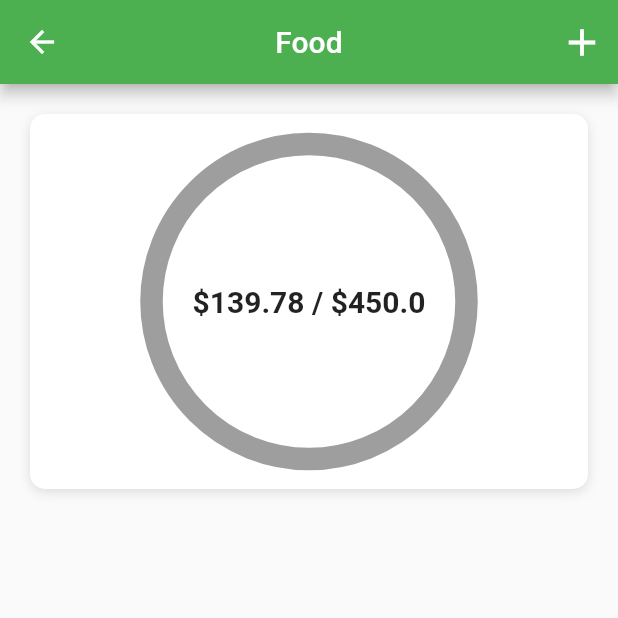
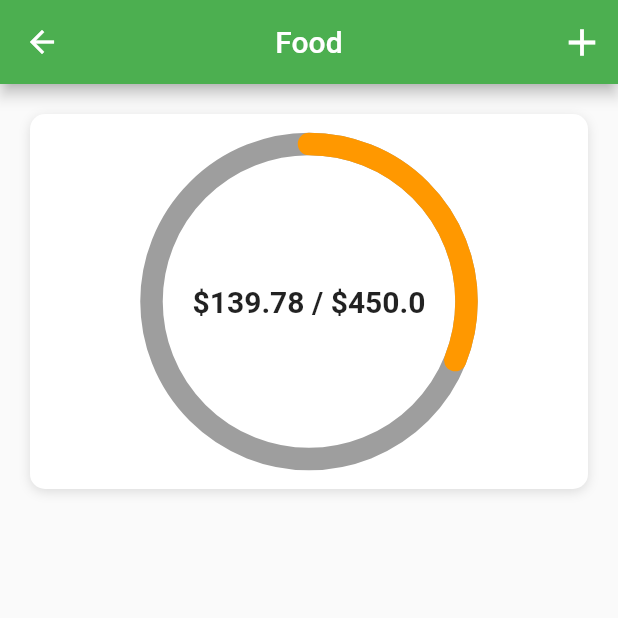
Before and after one commit to Alessandro124/CapitiniBudgetApp, a Flutter app: the screen it shows after launch, after a tap on "Food", on a phone screen of 412 x 824 dp, the top half of it. Run offline on Flutter 3.47's test engine with Material 2 defaults, Android fonts, the phone set to English and light mode, and no system bars.

Commit message:
radial-progress-bar

```diff
--- a/lib/widgets/radial_painter.dart
+++ b/lib/widgets/radial_painter.dart
@@ -28,9 +28,12 @@ class RadialPainter extends CustomPainter {
       ..style = PaintingStyle.stroke
       ..strokeWidth = width;
 
-    Offset center = Offset(size.width/2, size.height/2);
-    double radius = min(size.width/2, size.height/2);
+    Offset center = Offset(size.width / 2, size.height / 2);
+    double radius = min(size.width / 2, size.height / 2);
+    double sweepAngle = 2 * pi * percent;
     canvas.drawCircle(center, radius, bgLine);
+    canvas.drawArc(Rect.fromCircle(center: center, radius: radius), -pi / 2,
+        sweepAngle, false, completeLine);
   }
 
   @override
```
